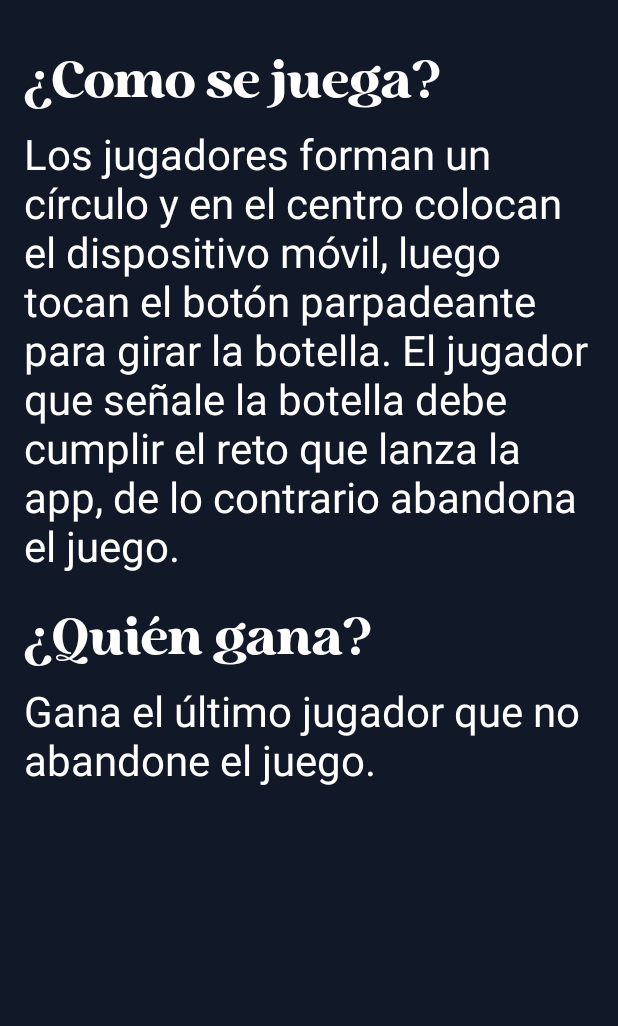
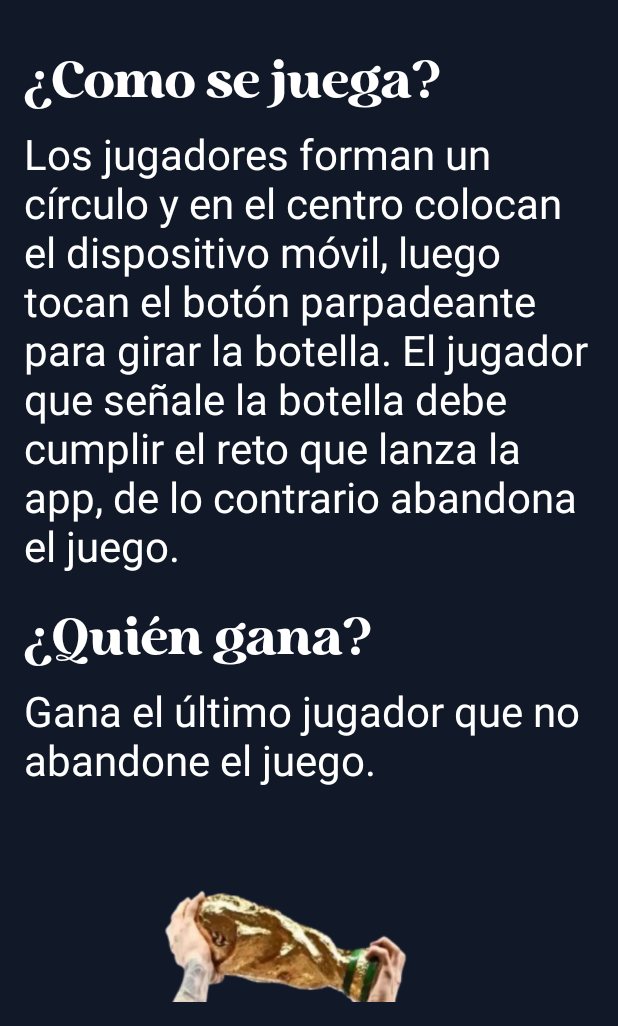
Before and after one commit to juanpalacios20/equipoDos, an Android app: the fragment InstructionsFragment placed in its activity, on a phone screen of 412 x 824 dp, the part 210-1236 px from its top. Run offline under Robolectric (Android 15) with nearby library versions, the light colour scheme and no system bars; our stand-ins replace data binding.

Commit message:
imagen de Messí corregida

```diff
--- a/app/src/main/res/layout/instructions_game.xml
+++ b/app/src/main/res/layout/instructions_game.xml
@@ -99,13 +99,11 @@
 
             <!-- Imagen -->
             <ImageView
-                android:id="@+id/messiImageView"
                 android:layout_width="wrap_content"
                 android:layout_height="wrap_content"
-                app:layout_constraintTop_toBottomOf="@id/text2"
-                app:layout_constraintStart_toStartOf="parent"
-                app:layout_constraintEnd_toEndOf="parent"
-                android:layout_marginTop="20dp"/>
+                android:src="@drawable/messi"
+                app:layout_constraintTop_toBottomOf="@+id/text2"
+                tools:ignore="MissingConstraints" />
 
         </androidx.constraintlayout.widget.ConstraintLayout>
 
```
Also changed, not shown: app/src/main/res/drawable/messi.png (added), 1 other file.
